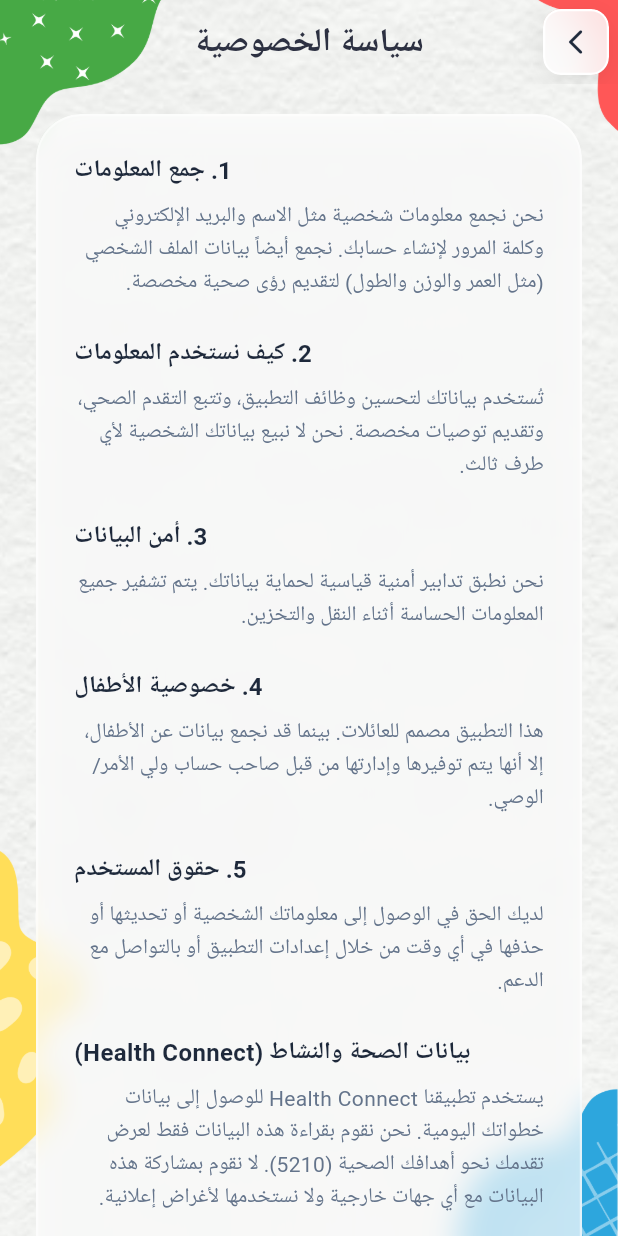
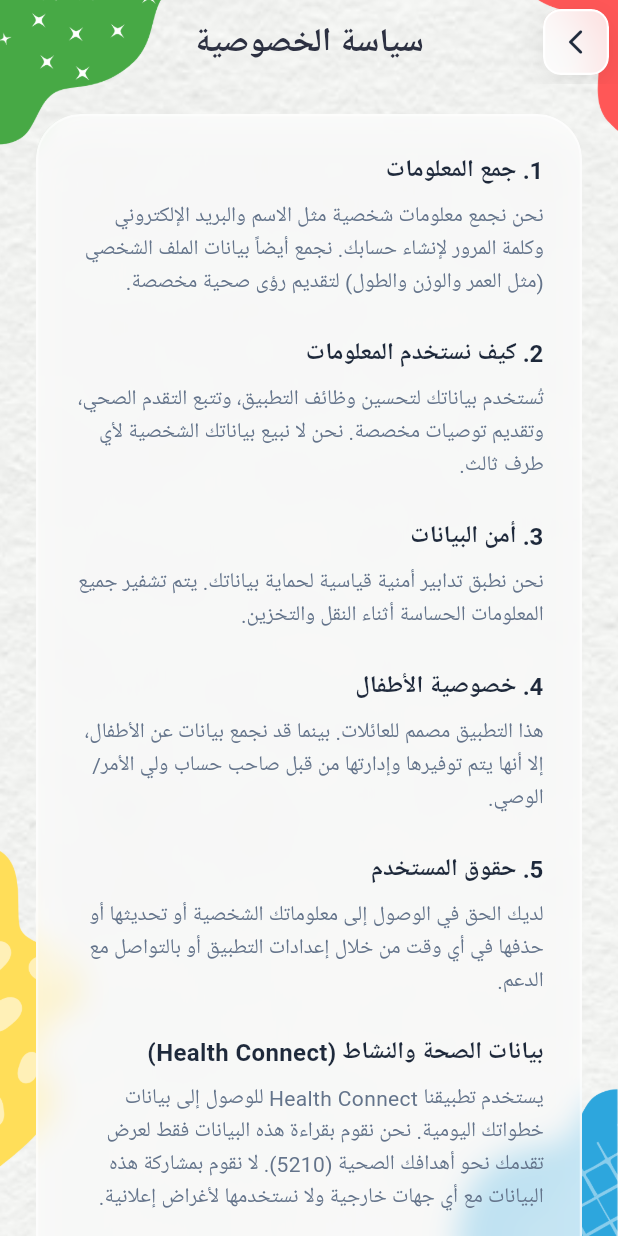
Before and after one commit to Ali-Abdelnaser/system_5210, a Flutter app: the PrivacyPolicyView screen opened directly, on a phone screen of 412 x 824 dp. Run offline on Flutter 3.47's test engine with Material 3 defaults, Android fonts, the phone set to English and light mode, and no system bars; our stand-ins replace audioplayers, bloc, camera, carousel_slider, cloud_firestore, cloud_functions and 26 more; missing offline and left inert: firebase_app_check, google_mlkit_text_recognition; accounts and stored records are empty; generated files the repository leaves out were written again; Roboto replaces fonts that are missing (Cairo).

```diff
--- a/lib/features/profile/presentation/views/privacy_policy_view.dart
+++ b/lib/features/profile/presentation/views/privacy_policy_view.dart
@@ -126,9 +126,7 @@
     return Padding(
       padding: const EdgeInsets.only(bottom: 24),
       child: Column(
-        crossAxisAlignment: isAr
-            ? CrossAxisAlignment.end
-            : CrossAxisAlignment.start,
+        crossAxisAlignment: CrossAxisAlignment.start,
         children: [
           Text(
             title,
@@ -141,7 +139,6 @@
           const SizedBox(height: 8),
           Text(
             content,
-            textAlign: isAr ? TextAlign.right : TextAlign.left,
             style: (isAr ? GoogleFonts.cairo : GoogleFonts.poppins)(
               fontSize: 14,
               height: 1.5,
```
